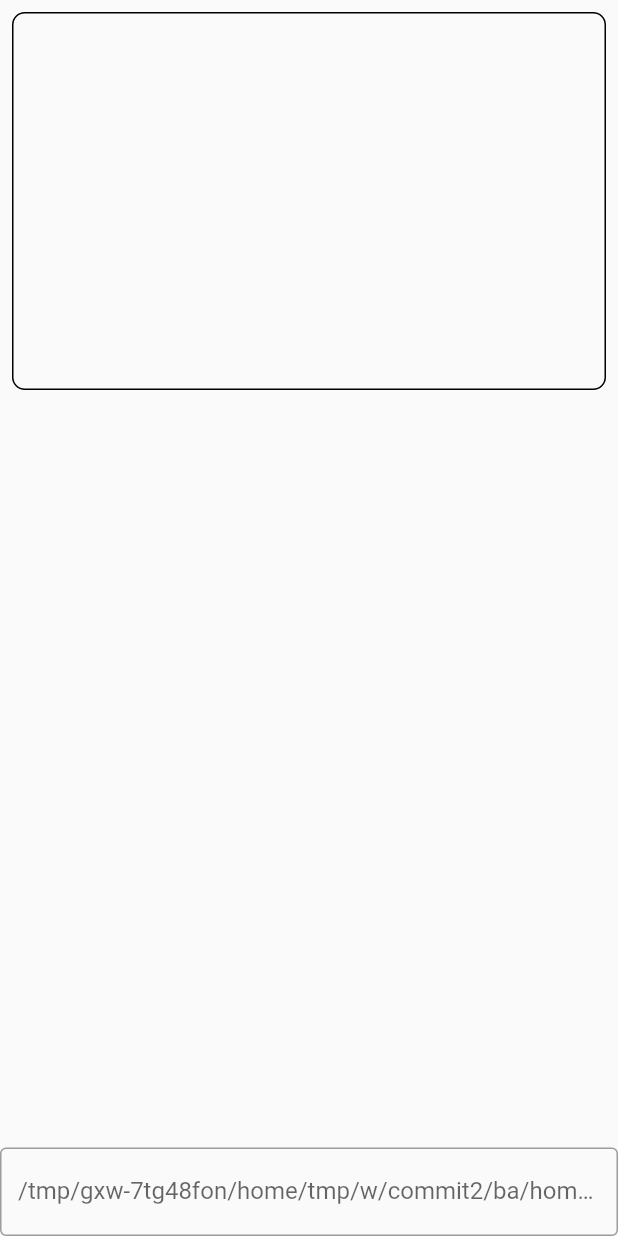
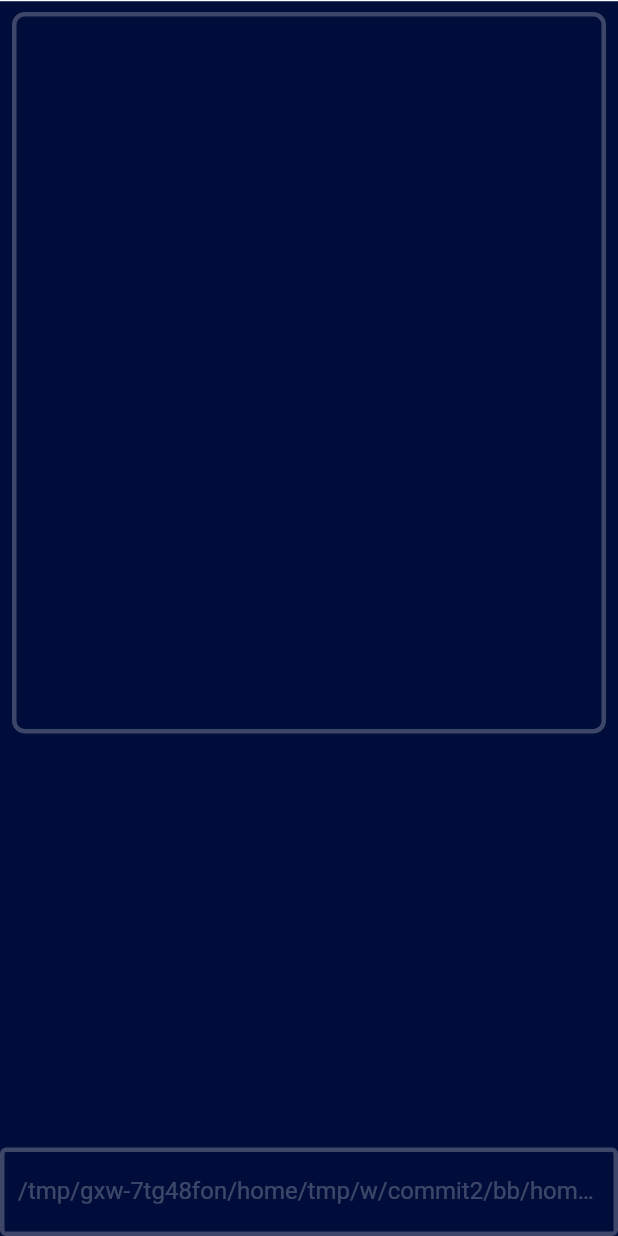
Before and after one commit to Andrej123456789/Termi-Mobile, a Flutter app: the screen it shows after launch, after a tap on "Model 0", on a phone screen of 412 x 824 dp. Run offline on Flutter 3.47's test engine with Material 2 defaults, Android fonts, the phone set to English and light mode, and no system bars; our stand-ins replace flutter_svg.

Commit message:
Updated zero.dart mostly

```diff
--- a/lib/models/zero.dart
+++ b/lib/models/zero.dart
@@ -1,7 +1,14 @@
 import 'dart:io';
+import 'dart:math';
+
 import 'package:flutter/material.dart';
+import 'package:flutter_svg/svg.dart';
 
 import 'console.dart';
+
+int random(int min, int max) {
+  return min + Random().nextInt(max - min);
+}
 
 class ModelZero extends StatefulWidget {
   const ModelZero({super.key});
@@ -28,7 +35,15 @@ class ModelZeroPage extends State<ModelZero> {
   @override
   Widget build(BuildContext context) {
     return Scaffold(
-      body: Center(
+      body: Stack(
+        children: [
+          Positioned.fill(
+            child: SvgPicture.asset(
+              "assets/background.svg",
+              fit: BoxFit.cover,
+            ),
+          ),
+          Center(
             child: Column(
               children: [
                 Column(
@@ -37,13 +52,24 @@ class ModelZeroPage extends State<ModelZero> {
                       padding: const EdgeInsets.all(8.0),
                       child: Container(
                         decoration: BoxDecoration(
-                        border: Border.all(color: Colors.black),
-                        borderRadius:
-                            const BorderRadius.all(Radius.circular(8.5))),
+                          border: Border.all(color: Colors.white24, width: 3.0),
+                          borderRadius: const BorderRadius.all(
+                            Radius.circular(8.5),
+                          ),
+                        ),
                         child: SizedBox(
-                        width: 450,
-                        height: 250,
-                        child: SingleChildScrollView(child: Text(outputText)))),
+                          width: 975,
+                          height: 475,
+                          child: SingleChildScrollView(
+                            child: Text(
+                              outputText,
+                              style: const TextStyle(
+                                color: Colors.white70,
+                              ),
+                            ),
+                          ),
+                        ),
+                      ),
                     ),
                   ],
                 ),
@@ -55,7 +81,19 @@ class ModelZeroPage extends State<ModelZero> {
                       focusNode: focusNode,
                       decoration: InputDecoration(
                         labelText: path,
+                        labelStyle: const TextStyle(
+                          color: Colors.white24,
+                        ),
+                        enabledBorder: const OutlineInputBorder(
+                          borderSide: BorderSide(
+                            color: Colors.white24,
+                            width: 3.0,
+                          ),
+                        ),
                         border: const OutlineInputBorder(),
+                      ),
+                      style: const TextStyle(
+                        color: Colors.white,
                       ),
                       onSubmitted: (value) {
                         if (value == "return") {
@@ -70,9 +108,12 @@ class ModelZeroPage extends State<ModelZero> {
                       },
                     ),
                   ),
-          )
+                ),
               ],
-      )),
+            ),
+          ),
+        ],
+      ),
     );
   }
 }
--- a/lib/termi.dart
+++ b/lib/termi.dart
@@ -18,6 +18,7 @@ MaterialColor createMaterialColor(Color color) {
   for (int i = 1; i < 10; i++) {
     strengths.add(0.1 * i);
   }
+
   for (var strength in strengths) {
     final double ds = 0.5 - strength;
     swatch[(strength * 1000).round()] = Color.fromRGBO(
@@ -39,7 +40,7 @@ class Termi extends StatelessWidget {
     return MaterialApp(
       title: 'Termi',
       theme: ThemeData(
-        primarySwatch: createMaterialColor(Colors.transparent),
+        primarySwatch: createMaterialColor(Colors.white),
       ),
       home: const ModelChooser(),
     );
@@ -56,8 +57,8 @@ class ModelChooser extends StatefulWidget {
 class ModelChooserPage extends State<ModelChooser> {
   @override
   Widget build(BuildContext context) {
-    return Scaffold(
-      body: Stack(
+    return Center(
+      child: Stack(
         children: <Widget>[
           Positioned.fill(
             child: SvgPicture.asset(
@@ -75,26 +76,37 @@ class ModelChooserPage extends State<ModelChooser> {
                     Navigator.push(
                       context,
                       MaterialPageRoute(
-                            builder: (context) => const ModelZero()));
+                        builder: (context) => const ModelZero(),
+                      ),
+                    );
                   },
                   style: ElevatedButton.styleFrom(
                     padding: const EdgeInsets.all(20.0),
-                      fixedSize: const Size(300, 80)),
-                  child: const Text("Model 0")),
+                    fixedSize: const Size(300, 80),
+                    backgroundColor: Colors.transparent,
+                  ),
+                  child: const Text("Model 0"),
+                ),
                 const SizedBox(height: 30),
                 ElevatedButton(
                   onPressed: () {
                     Navigator.push(
                       context,
                       MaterialPageRoute(
-                            builder: (context) => const ModelOne()));
+                        builder: (context) => const ModelOne(),
+                      ),
+                    );
                   },
                   style: ElevatedButton.styleFrom(
                     padding: const EdgeInsets.all(20.0),
-                      fixedSize: const Size(300, 80)),
-                  child: const Text("Model 1"))
+                    fixedSize: const Size(300, 80),
+                    backgroundColor: Colors.transparent,
+                  ),
+                  child: const Text("Model 1"),
+                )
               ],
-          )),
+            ),
+          ),
         ],
       ),
     );
```
Also changed, not shown: assets/background.svg (added). Lines whose indentation alone changed are shown as unchanged.
